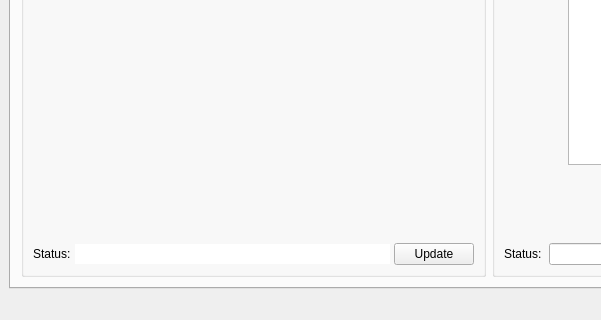
First picture: the form in main_window.ui, repository CipherWang/FiberGUIpy, before the edit; both pictures show x 0 to 601 and y 414 to 734 of the 978 by 734 pixel window.
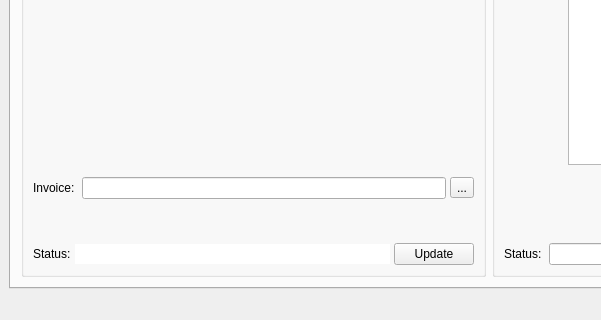
Second picture: the form after the edit. The open tabs and pages were chosen to show the change. Icons and pictures are not drawn.

Commit message: add invoice payment function

Diff of the .ui file:
```diff
--- a/main_window.ui
+++ b/main_window.ui
@@ -446,7 +446,7 @@
           <property name="title">
            <string>Receive</string>
           </property>
-          <layout class="QVBoxLayout" name="verticalLayout_6" stretch="0,0,0,1,0,0">
+          <layout class="QVBoxLayout" name="verticalLayout_6" stretch="0,0,0,1,0,0,0">
            <property name="spacing">
             <number>4</number>
            </property>
@@ -572,6 +572,37 @@
              </property>
             </widget>
            </item>
+           <item>
+            <layout class="QHBoxLayout" name="horizontalLayout_12">
+             <property name="topMargin">
+              <number>4</number>
+             </property>
+             <item>
+              <widget class="QLabel" name="label_16">
+               <property name="text">
+                <string>Invoice: </string>
+               </property>
+              </widget>
+             </item>
+             <item>
+              <widget class="QLineEdit" name="txtInvoiceString">
+               <property name="readOnly">
+                <bool>true</bool>
+               </property>
+              </widget>
+             </item>
+             <item>
+              <widget class="QToolButton" name="btnCopyInvoice">
+               <property name="text">
+                <string>...</string>
+               </property>
+               <property name="icon">
+                <iconset theme="edit-copy"/>
+               </property>
+              </widget>
+             </item>
+            </layout>
+           </item>
            <item>
             <spacer name="verticalSpacer_2">
              <property name="orientation">
```
Left out of the diff: 8 changed lines with no effect on the pictures. The commit also changes 4 other files.
